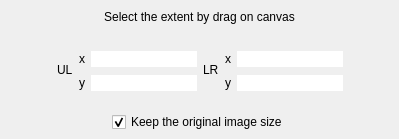
First picture: the form in ui/extent_selector.ui, repository SMByC/CloudMasking, before the edit.
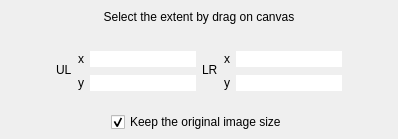
Second picture: the form after the edit.

Commit message: Add the UI for the shape selector

What changed in the file:
```diff
--- a/ui/extent_selector.ui
+++ b/ui/extent_selector.ui
@@ -6,7 +6,7 @@
    <rect>
     <x>0</x>
     <y>0</y>
-    <width>399</width>
+    <width>398</width>
     <height>139</height>
    </rect>
   </property>
```
Left out of the diff: 13 changed lines with no effect on the pictures. The commit also changes 3 other files.
